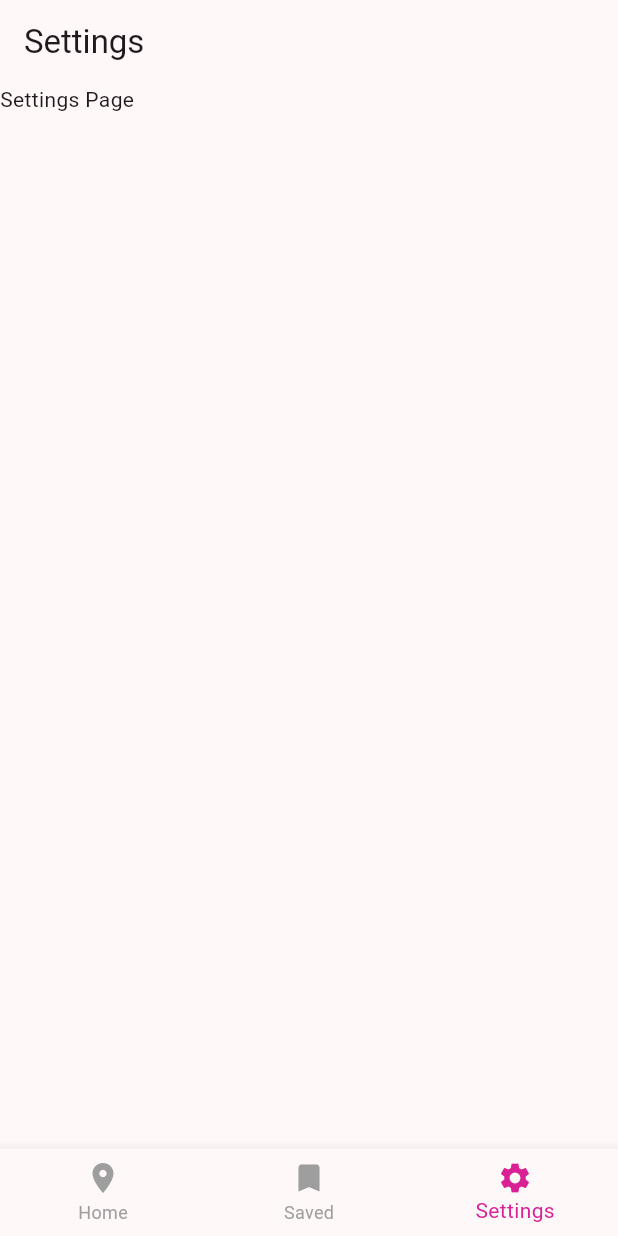
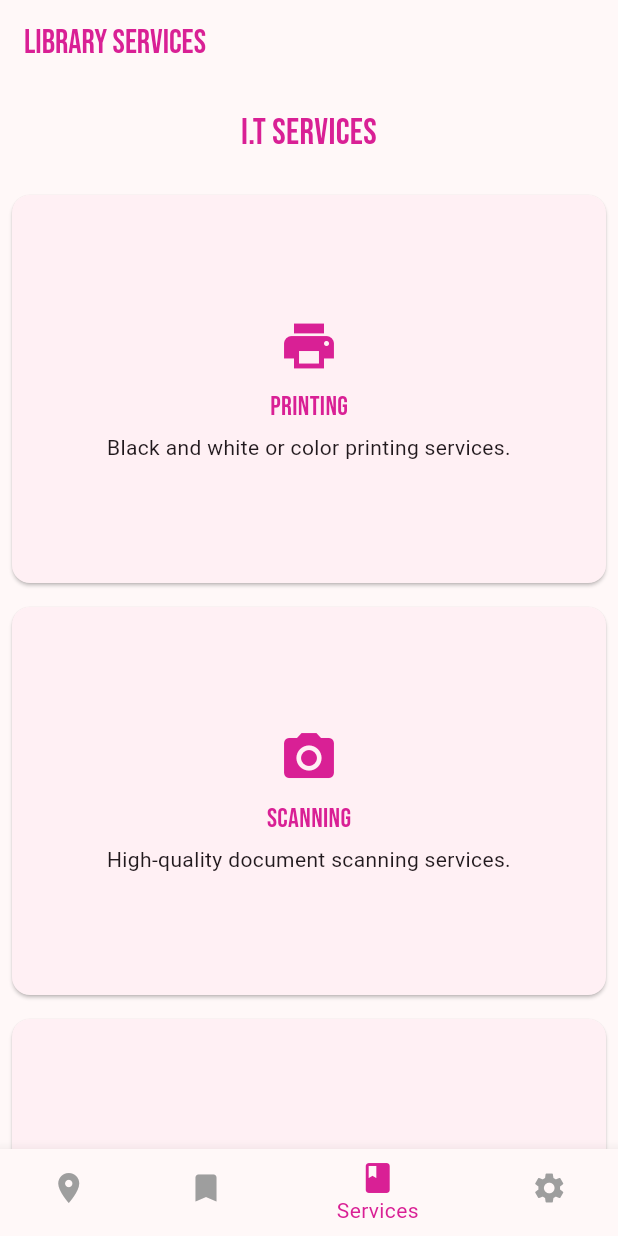
Before and after one commit to DarkGamer2/med_sci_library, a Flutter app: the screen it shows after launch, item 3 of the bottom bar chosen, on a phone screen of 412 x 824 dp. Run offline on Flutter 3.47's test engine with Material 3 defaults, Android fonts, the light colour scheme and no system bars.

Commit message:
added more screens and updated the book list with new titles.

```diff
--- a/lib/main.dart
+++ b/lib/main.dart
@@ -2,6 +2,9 @@
 import 'package:med_sci_library/settings.dart';
 import 'package:med_sci_library/new_acquisitions.dart';
 import 'package:med_sci_library/book_details.dart';
+import 'package:med_sci_library/services.dart';
+import 'package:med_sci_library/student_details.dart';
+import 'package:med_sci_library/resources.dart';
 
 void main() {
   runApp(const MyApp());
@@ -24,19 +27,28 @@
       routes: {
         '/settings': (context) => const SettingsPage(),
         '/home': (context) => const MainScreen(),
+        '/services': (context) => const ServicesPage(),
       },
     );
   }
 }
 
 final List<Map<String, String>> books = [
-  {'title': 'Book 1', 'author': 'Author 1', 'image': 'assets/images/aha.jpg'},
   {
-    'title': 'Book 2',
-    'author': 'Author 2',
+    'title': '2024 AHA Guide',
+    'author': 'American Hospital Association',
+    'image': 'assets/images/aha.jpg',
+  },
+  {
+    'title': 'Aquaculture Microbiology',
+    'author': 'John Thomas',
     'image': 'assets/images/Aquaculture.jpg',
   },
-  {'title': 'Book 3', 'author': 'Author 2', 'image': 'assets/images/ASHP.jpg'},
+  {
+    'title': 'ASHP Injectable Drug Information',
+    'author': 'Author 2',
+    'image': 'assets/images/ASHP.jpg',
+  },
 ];
 
 class MainScreen extends StatefulWidget {
@@ -51,7 +63,8 @@
 
   final List<Widget> _pages = [
     const HomePage(), // ✅ Use new HomePage widget here
-    Center(child: Text("Saved Page")),
+    const Resources(), // ✅ Use existing Resources widget
+    const ServicesPage(), // ✅ Use existing ServicesPage widget
     const SettingsPage(),
   ];
 
@@ -72,7 +85,11 @@
         onTap: _onItemTapped,
         items: const [
           BottomNavigationBarItem(icon: Icon(Icons.location_on), label: 'Home'),
-          BottomNavigationBarItem(icon: Icon(Icons.bookmark), label: 'Saved'),
+          BottomNavigationBarItem(
+            icon: Icon(Icons.bookmark),
+            label: 'Resources',
+          ),
+          BottomNavigationBarItem(icon: Icon(Icons.book), label: 'Services'),
           BottomNavigationBarItem(
             icon: Icon(Icons.settings),
             label: 'Settings',
@@ -105,11 +122,19 @@
                     ),
                   ),
                 ),
-                CircleAvatar(
-                  radius: 24,
-                  backgroundImage: AssetImage(
-                    'assets/images/istockphoto-1444077739-612x612.jpg',
+                IconButton(
+                  icon: CircleAvatar(
+                    radius: 24,
+                    backgroundImage: AssetImage(
+                      'assets/images/istockphoto-1444077739-612x612.jpg',
+                    ),
                   ),
+                  onPressed: () {
+                    Navigator.push(
+                      context,
+                      MaterialPageRoute(builder: (context) => StudentDetails()),
+                    );
+                  },
                 ),
               ],
             ),
@@ -259,6 +284,34 @@
             ),
 
             const SizedBox(height: 40),
+            // Add News Content text at the end of the column
+            const Text(
+              "News",
+              style: TextStyle(
+                fontSize: 20,
+
+                fontFamily: "BebasNeue",
+                color: Color(0xFFD92095),
+              ),
+            ),
+            const Text(
+              "News Content will appear here later",
+              style: TextStyle(fontSize: 16, color: Colors.grey),
+            ),
+
+            const SizedBox(height: 20),
+            const Text(
+              "Notices",
+              style: TextStyle(
+                fontSize: 20,
+                fontFamily: "BebasNeue",
+                color: Color(0xFFD92095),
+              ),
+            ),
+            const Text(
+              "Notices Will appear here later",
+              style: TextStyle(fontSize: 16, color: Colors.grey),
+            ),
           ],
         ),
       ),
--- /dev/null
+++ b/lib/services.dart
@@ -0,0 +1,120 @@
+import "package:flutter/material.dart";
+
+class ServicesPage extends StatelessWidget {
+  const ServicesPage({super.key});
+
+  @override
+  Widget build(BuildContext context) {
+    // Get screen width for responsive sizing
+    final screenWidth = MediaQuery.of(context).size.width;
+    // Adjust crossAxisCount based on screen width (2 for phones, 3 for tablets)
+    final crossAxisCount = screenWidth > 600 ? 3 : 1;
+
+    return Scaffold(
+      appBar: AppBar(
+        title: const Text(
+          'Library Services',
+          style: TextStyle(fontFamily: 'BebasNeue', color: Color(0xFFD92095)),
+          textAlign: TextAlign.center,
+        ),
+      ),
+      body: SingleChildScrollView(
+        child: Padding(
+          padding: const EdgeInsets.only(bottom: 24.0),
+          child: Column(
+            crossAxisAlignment: CrossAxisAlignment.center,
+            children: [
+              const Padding(
+                padding: EdgeInsets.all(16.0),
+                child: Center(
+                  child: Text(
+                    "I.T Services",
+                    style: TextStyle(
+                      fontSize: 24,
+                      fontFamily: 'BebasNeue',
+                      color: Color(0xFFD92095),
+                    ),
+                    textAlign: TextAlign.center,
+                  ),
+                ),
+              ),
+              GridView.count(
+                crossAxisCount: crossAxisCount,
+                childAspectRatio: 3 / 2,
+                shrinkWrap: true,
+                physics: const NeverScrollableScrollPhysics(),
+                children: const [
+                  ServiceCard(
+                    title: 'Printing',
+                    description: 'Black and white or color printing services.',
+                    icon: Icons.print,
+                  ),
+                  ServiceCard(
+                    title: 'Scanning',
+                    description: 'High-quality document scanning services.',
+                    icon: Icons.camera_alt,
+                  ),
+                  ServiceCard(
+                    title: 'Wi-Fi Access',
+                    description: 'Free Wi-Fi available throughout the library.',
+                    icon: Icons.wifi,
+                  ),
+                  ServiceCard(
+                    title: 'Device Loans',
+                    description: 'Laptops and tablets available for loan.',
+                    icon: Icons.laptop_mac,
+                  ),
+                ],
+              ),
+              SizedBox(height: 32),
+            ],
+          ),
+        ),
+      ),
+    );
+  }
+}
+
+class ServiceCard extends StatelessWidget {
+  final String title;
+  final String description;
+  final IconData icon;
+
+  const ServiceCard({
+    super.key,
+    required this.title,
+    required this.description,
+    required this.icon,
+  });
+
+  @override
+  Widget build(BuildContext context) {
+    return Card(
+      margin: EdgeInsets.all(8),
+      child: Padding(
+        padding: const EdgeInsets.all(12.0),
+        child: Column(
+          mainAxisAlignment: MainAxisAlignment.center,
+          children: [
+            Icon(icon, size: 40, color: Color(0xFFD92095)),
+            SizedBox(height: 8),
+            Text(
+              title,
+              style: TextStyle(
+                fontFamily: 'BebasNeue',
+                fontSize: 18,
+                color: Color(0xFFD92095),
+              ),
+            ),
+            SizedBox(height: 4),
+            Text(
+              description,
+              textAlign: TextAlign.center,
+              style: TextStyle(fontSize: 14),
+            ),
+          ],
+        ),
+      ),
+    );
+  }
+}
```
Also changed, not shown: lib/new_acquisitions.dart (+12 -4 lines), lib/resources.dart (added, +33 -0 lines), lib/settings.dart (+79 -2 lines), lib/student_details.dart (added, +81 -0 lines), pubspec.lock.
